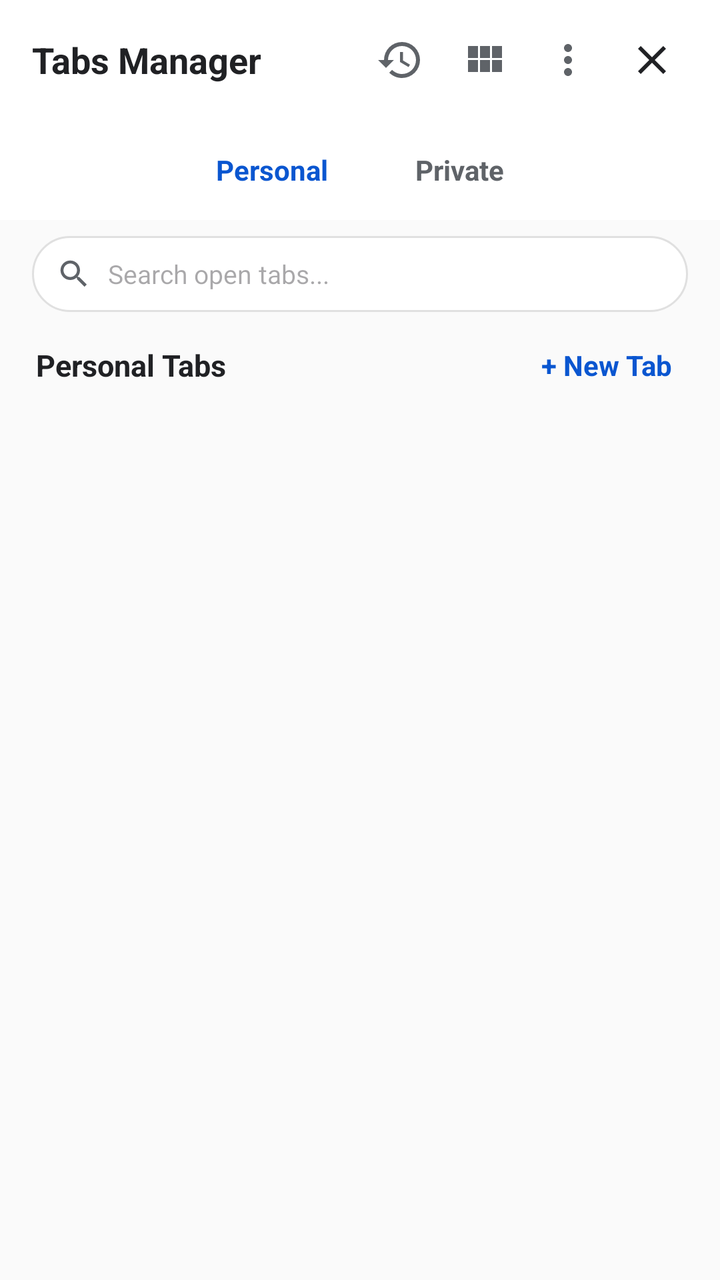
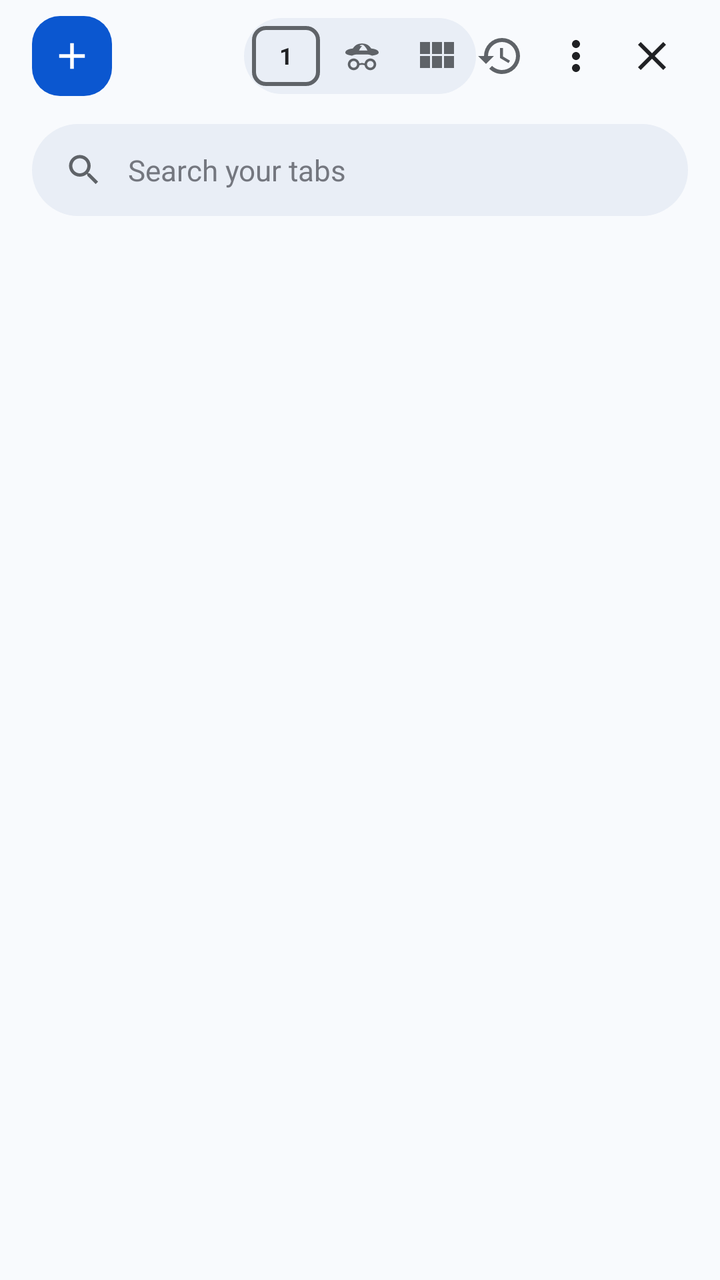

The first picture is an Android layout as it rendered before a commit; the second is the same layout after the commit. The layout source and the unified diff follow.
<!-- AndroidManifest.xml: application theme Theme.Haze -->
<!-- res/layout/layout_full_screen_tabs.xml -->
<?xml version="1.0" encoding="utf-8"?>
<LinearLayout xmlns:android="http://schemas.android.com/apk/res/android"
    xmlns:app="http://schemas.android.com/apk/res-auto"
    android:layout_width="match_parent"
    android:layout_height="match_parent"
    android:orientation="vertical"
    android:background="#FAFAFA">

    
    <RelativeLayout
        android:layout_width="match_parent"
        android:layout_height="wrap_content"
        android:paddingStart="16dp"
        android:paddingEnd="16dp"
        android:paddingTop="12dp"
        android:paddingBottom="12dp"
        android:background="#FFFFFF">

        <TextView
            android:id="@+id/tvTabsManagerHeader"
            android:layout_width="wrap_content"
            android:layout_height="wrap_content"
            android:text="Tabs Manager"
            android:textSize="18sp"
            android:textStyle="bold"
            android:textColor="#202124"
            android:layout_alignParentStart="true"
            android:layout_centerVertical="true"/>

        <LinearLayout
            android:layout_width="wrap_content"
            android:layout_height="wrap_content"
            android:orientation="horizontal"
            android:gravity="center_vertical"
            android:layout_alignParentEnd="true"
            android:layout_centerVertical="true">

            
            <ImageButton
                android:id="@+id/btnRecentlyClosedTabs"
                android:layout_width="36dp"
                android:layout_height="36dp"
                android:background="?attr/selectableItemBackgroundBorderless"
                android:src="@drawable/ic_restore"
                android:layout_marginEnd="6dp"
                app:tint="#5F6368"
                android:contentDescription="Recently Closed Tabs" />

            
            <ImageButton
                android:id="@+id/btnToggleViewMode"
                android:layout_width="36dp"
                android:layout_height="36dp"
                android:background="?attr/selectableItemBackgroundBorderless"
                android:src="@drawable/ic_grid"
                android:layout_marginEnd="6dp"
                app:tint="#5F6368"
                android:contentDescription="Toggle Grid / Cards / List View" />

            
            <ImageButton
                android:id="@+id/btnTabsMoreOptions"
                android:layout_width="36dp"
                android:layout_height="36dp"
                android:background="?attr/selectableItemBackgroundBorderless"
                android:src="@drawable/ic_more_vert"
                android:layout_marginEnd="6dp"
                app:tint="#5F6368"
                android:contentDescription="Tab Manager Options" />

            <ImageButton
                android:id="@+id/btnCloseTabs"
                android:layout_width="36dp"
                android:layout_height="36dp"
                android:background="?attr/selectableItemBackgroundBorderless"
                android:src="@drawable/ic_close"
                app:tint="#202124"
                android:contentDescription="Close" />
        </LinearLayout>
    </RelativeLayout>

    
    <LinearLayout
        android:layout_width="match_parent"
        android:layout_height="wrap_content"
        android:gravity="center"
        android:paddingTop="6dp"
        android:paddingBottom="6dp"
        android:background="#FFFFFF">

        <LinearLayout
            android:layout_width="wrap_content"
            android:layout_height="38dp"
            android:orientation="horizontal"
            android:gravity="center">

            <TextView
                android:id="@+id/btnTogglePersonal"
                android:layout_width="wrap_content"
                android:layout_height="match_parent"
                android:gravity="center"
                android:paddingStart="22dp"
                android:paddingEnd="22dp"
                android:text="Personal"
                android:textColor="#0A56D0"
                android:textSize="14sp"
                android:textStyle="bold"
                android:clickable="true"
                android:focusable="true"/>

            <TextView
                android:id="@+id/btnTogglePrivate"
                android:layout_width="wrap_content"
                android:layout_height="match_parent"
                android:gravity="center"
                android:paddingStart="22dp"
                android:paddingEnd="22dp"
                android:text="Private"
                android:textColor="#5F6368"
                android:textSize="14sp"
                android:textStyle="bold"
                android:clickable="true"
                android:focusable="true"/>
        </LinearLayout>
    </LinearLayout>

    
    <LinearLayout
        android:layout_width="match_parent"
        android:layout_height="wrap_content"
        android:paddingStart="16dp"
        android:paddingEnd="16dp"
        android:paddingTop="8dp"
        android:paddingBottom="4dp">

        <LinearLayout
            android:layout_width="match_parent"
            android:layout_height="38dp"
            android:background="@drawable/bg_address_bar"
            android:gravity="center_vertical"
            android:paddingStart="12dp"
            android:paddingEnd="12dp">

            <ImageView
                android:layout_width="18dp"
                android:layout_height="18dp"
                android:src="@drawable/ic_search"
                app:tint="#5F6368"
                android:contentDescription="Search" />

            <EditText
                android:id="@+id/etTabSearch"
                android:layout_width="0dp"
                android:layout_height="match_parent"
                android:layout_weight="1"
                android:layout_marginStart="8dp"
                android:background="@null"
                android:hint="Search open tabs..."
                android:textSize="13sp"
                android:textColor="#202124"
                android:singleLine="true"
                android:imeOptions="actionDone"/>

            <ImageButton
                android:id="@+id/btnClearTabSearch"
                android:layout_width="24dp"
                android:layout_height="24dp"
                android:background="?attr/selectableItemBackgroundBorderless"
                android:src="@drawable/ic_close"
                app:tint="#5F6368"
                android:visibility="gone"
                android:contentDescription="Clear Search" />
        </LinearLayout>
    </LinearLayout>

    
    <RelativeLayout
        android:layout_width="match_parent"
        android:layout_height="wrap_content"
        android:paddingStart="18dp"
        android:paddingEnd="18dp"
        android:paddingTop="8dp"
        android:paddingBottom="6dp">

        <TextView
            android:id="@+id/tvCurrentModeLabel"
            android:layout_width="wrap_content"
            android:layout_height="wrap_content"
            android:text="Personal Tabs"
            android:textSize="15sp"
            android:textStyle="bold"
            android:textColor="#202124"
            android:layout_centerVertical="true"/>

        <TextView
            android:id="@+id/btnNewTabAction"
            android:layout_width="wrap_content"
            android:layout_height="wrap_content"
            android:layout_alignParentEnd="true"
            android:layout_centerVertical="true"
            android:text="+ New Tab"
            android:textColor="#0A56D0"
            android:textSize="14sp"
            android:textStyle="bold"
            android:padding="6dp"
            android:background="?attr/selectableItemBackground"/>
    </RelativeLayout>

    
    <androidx.recyclerview.widget.RecyclerView
        android:id="@+id/rvActiveTabs"
        android:layout_width="match_parent"
        android:layout_height="match_parent"
        android:paddingStart="12dp"
        android:paddingEnd="12dp"
        android:paddingBottom="16dp"
        android:clipToPadding="false"/>
</LinearLayout>
<!-- resources referenced by this layout -->
<resources>
  <!-- drawable bg_address_bar (drawable) -->
  <?xml version="1.0" encoding="utf-8"?>
  <shape xmlns:android="http://schemas.android.com/apk/res/android" android:shape="rectangle">
      <solid android:color="#FFFFFF" />
      <corners android:radius="28dp" />
      <stroke android:width="1dp" android:color="#E0E0E0" />
  </shape>
  <!-- drawable ic_close (drawable) -->
  <vector xmlns:android="http://schemas.android.com/apk/res/android"
      android:width="24dp"
      android:height="24dp"
      android:viewportWidth="24"
      android:viewportHeight="24">
      <path
          android:fillColor="#5F6368"
          android:pathData="M19,6.41L17.59,5 12,10.59 6.41,5 5,6.41 10.59,12 5,17.59 6.41,19 12,13.41 17.59,19 19,17.59 13.41,12 19,6.41z"/>
  </vector>
  <!-- drawable ic_grid (drawable) -->
  <vector xmlns:android="http://schemas.android.com/apk/res/android"
      android:width="24dp"
      android:height="24dp"
      android:viewportWidth="24"
      android:viewportHeight="24">
    <path
        android:fillColor="#FF000000"
        android:pathData="M4,11H9V5H4V11M4,18H9V12H4V18M10,18H15V12H10V18M16,18H21V12H16V18M10,11H15V5H10V11M16,5V11H21V5H16Z"/>
  </vector>
  <style name="Theme.Haze" parent="Base.Theme.Haze" />
  <style name="Base.Theme.Haze" parent="Theme.Material3.DayNight.NoActionBar">
          
          
      </style>
  <!-- unchanged entries left out for length: 3 -->
</resources>

<!-- the commit's change to res/layout/layout_full_screen_tabs.xml (unified diff, before → after) -->
@@ -1,128 +1,143 @@
 <?xml version="1.0" encoding="utf-8"?>
 <LinearLayout xmlns:android="http://schemas.android.com/apk/res/android"
     xmlns:app="http://schemas.android.com/apk/res-auto"
+    android:id="@+id/tabsRootContainer"
     android:layout_width="match_parent"
     android:layout_height="match_parent"
     android:orientation="vertical"
-    android:background="#FAFAFA">
+    android:background="#F8FAFD">
 
     
     <RelativeLayout
+        android:id="@+id/topTabsNavBar"
         android:layout_width="match_parent"
-        android:layout_height="wrap_content"
+        android:layout_height="56dp"
         android:paddingStart="16dp"
         android:paddingEnd="16dp"
-        android:paddingTop="12dp"
-        android:paddingBottom="12dp"
-        android:background="#FFFFFF">
-
-        <TextView
-            android:id="@+id/tvTabsManagerHeader"
+        android:gravity="center_vertical">
+
+        
+        <FrameLayout
+            android:id="@+id/btnNewTabSquircle"
+            android:layout_width="40dp"
+            android:layout_height="40dp"
+            android:layout_alignParentStart="true"
+            android:layout_centerVertical="true"
+            android:background="@drawable/bg_new_tab_squircle"
+            android:clickable="true"
+            android:focusable="true">
+
+            <ImageView
+                android:layout_width="22dp"
+                android:layout_height="22dp"
+                android:layout_gravity="center"
+                android:src="@drawable/ic_add"
+                app:tint="#FFFFFF"
+                android:contentDescription="New Tab" />
+        </FrameLayout>
+
+        
+        <LinearLayout
+            android:id="@+id/chromeSegmentedPill"
             android:layout_width="wrap_content"
-            android:layout_height="wrap_content"
-            android:text="Tabs Manager"
-            android:textSize="18sp"
-            android:textStyle="bold"
-            android:textColor="#202124"
-            android:layout_alignParentStart="true"
-            android:layout_centerVertical="true"/>
-
+            android:layout_height="38dp"
+            android:layout_centerInParent="true"
+            android:background="@drawable/bg_chrome_tab_pill"
+            android:gravity="center_vertical"
+            android:orientation="horizontal"
+            android:paddingStart="4dp"
+            android:paddingEnd="4dp">
+
+            
+            <FrameLayout
+                android:id="@+id/btnTogglePersonal"
+                android:layout_width="34dp"
+                android:layout_height="30dp"
+                android:background="@drawable/bg_tab_box"
+                android:clickable="true"
+                android:focusable="true">
+
+                <TextView
+                    android:id="@+id/tvTabCountPill"
+                    android:layout_width="wrap_content"
+                    android:layout_height="wrap_content"
+                    android:layout_gravity="center"
+                    android:text="1"
+                    android:textColor="#202124"
+                    android:textSize="11.5sp"
+                    android:textStyle="bold" />
+            </FrameLayout>
+
+            
+            <FrameLayout
+                android:id="@+id/btnTogglePrivate"
+                android:layout_width="34dp"
+                android:layout_height="30dp"
+                android:layout_marginStart="4dp"
+                android:clickable="true"
+                android:focusable="true">
+
+                <ImageView
+                    android:id="@+id/ivPrivatePillIcon"
+                    android:layout_width="20dp"
+                    android:layout_height="20dp"
+                    android:layout_gravity="center"
+                    android:src="@drawable/ic_incognito_chrome"
+                    app:tint="#5F6368"
+                    android:contentDescription="Private Tabs" />
+            </FrameLayout>
+
+            
+            <ImageButton
+                android:id="@+id/btnToggleViewMode"
+                android:layout_width="32dp"
+                android:layout_height="30dp"
+                android:layout_marginStart="4dp"
+                android:background="?attr/selectableItemBackgroundBorderless"
+                android:contentDescription="Toggle View Mode"
+                android:src="@drawable/ic_grid"
+                app:tint="#5F6368" />
+        </LinearLayout>
+
+        
         <LinearLayout
             android:layout_width="wrap_content"
             android:layout_height="wrap_content"
-            android:orientation="horizontal"
+            android:layout_alignParentEnd="true"
+            android:layout_centerVertical="true"
             android:gravity="center_vertical"
-            android:layout_alignParentEnd="true"
-            android:layout_centerVertical="true">
-
-            
+            android:orientation="horizontal">
+
             <ImageButton
                 android:id="@+id/btnRecentlyClosedTabs"
                 android:layout_width="36dp"
                 android:layout_height="36dp"
                 android:background="?attr/selectableItemBackgroundBorderless"
+                android:contentDescription="Recently Closed"
                 android:src="@drawable/ic_restore"
-                android:layout_marginEnd="6dp"
-                app:tint="#5F6368"
-                android:contentDescription="Recently Closed Tabs" />
-
-            
-            <ImageButton
-                android:id="@+id/btnToggleViewMode"
-                android:layout_width="36dp"
-                android:layout_height="36dp"
-                android:background="?attr/selectableItemBackgroundBorderless"
-                android:src="@drawable/ic_grid"
-                android:layout_marginEnd="6dp"
-                app:tint="#5F6368"
-                android:contentDescription="Toggle Grid / Cards / List View" />
-
-            
+                android:layout_marginEnd="2dp"
+                app:tint="#5F6368" />
+
             <ImageButton
                 android:id="@+id/btnTabsMoreOptions"
                 android:layout_width="36dp"
                 android:layout_height="36dp"
                 android:background="?attr/selectableItemBackgroundBorderless"
+                android:contentDescription="Tab Options"
                 android:src="@drawable/ic_more_vert"
-                android:layout_marginEnd="6dp"
-                app:tint="#5F6368"
-                android:contentDescription="Tab Manager Options" />
+                android:layout_marginEnd="2dp"
+                app:tint="#202124" />
 
             <ImageButton
                 android:id="@+id/btnCloseTabs"
                 android:layout_width="36dp"
                 android:layout_height="36dp"
                 android:background="?attr/selectableItemBackgroundBorderless"
+                android:contentDescription="Close"
                 android:src="@drawable/ic_close"
-                app:tint="#202124"
-                android:contentDescription="Close" />
+                app:tint="#202124" />
         </LinearLayout>
     </RelativeLayout>
-
-    
-    <LinearLayout
-        android:layout_width="match_parent"
-        android:layout_height="wrap_content"
-        android:gravity="center"
-        android:paddingTop="6dp"
-        android:paddingBottom="6dp"
-        android:background="#FFFFFF">
-
-        <LinearLayout
-            android:layout_width="wrap_content"
-            android:layout_height="38dp"
-            android:orientation="horizontal"
-            android:gravity="center">
-
-            <TextView
-                android:id="@+id/btnTogglePersonal"
-                android:layout_width="wrap_content"
-                android:layout_height="match_parent"
-                android:gravity="center"
-                android:paddingStart="22dp"
-                android:paddingEnd="22dp"
-                android:text="Personal"
-                android:textColor="#0A56D0"
-                android:textSize="14sp"
-                android:textStyle="bold"
-                android:clickable="true"
-                android:focusable="true"/>
-
-            <TextView
-                android:id="@+id/btnTogglePrivate"
-                android:layout_width="wrap_content"
-                android:layout_height="match_parent"
-                android:gravity="center"
-                android:paddingStart="22dp"
-                android:paddingEnd="22dp"
-                android:text="Private"
-                android:textColor="#5F6368"
-                android:textSize="14sp"
-                android:textStyle="bold"
-                android:clickable="true"
-                android:focusable="true"/>
-        </LinearLayout>
-    </LinearLayout>
 
     
     <LinearLayout
@@ -130,20 +145,21 @@
         android:layout_height="wrap_content"
         android:paddingStart="16dp"
         android:paddingEnd="16dp"
-        android:paddingTop="8dp"
-        android:paddingBottom="4dp">
+        android:paddingTop="6dp"
+        android:paddingBottom="8dp">
 
         <LinearLayout
+            android:id="@+id/searchPillContainer"
             android:layout_width="match_parent"
-            android:layout_height="38dp"
-            android:background="@drawable/bg_address_bar"
+            android:layout_height="46dp"
+            android:background="@drawable/bg_chrome_search_pill"
             android:gravity="center_vertical"
-            android:paddingStart="12dp"
-            android:paddingEnd="12dp">
+            android:paddingStart="16dp"
+            android:paddingEnd="14dp">
 
             <ImageView
-                android:layout_width="18dp"
-                android:layout_height="18dp"
+                android:layout_width="20dp"
+                android:layout_height="20dp"
                 android:src="@drawable/ic_search"
                 app:tint="#5F6368"
                 android:contentDescription="Search" />
@@ -153,10 +169,11 @@
                 android:layout_width="0dp"
                 android:layout_height="match_parent"
                 android:layout_weight="1"
-                android:layout_marginStart="8dp"
+                android:layout_marginStart="12dp"
                 android:background="@null"
-                android:hint="Search open tabs..."
-                android:textSize="13sp"
+                android:hint="Search your tabs"
+                android:textColorHint="#74777F"
+                android:textSize="14.5sp"
                 android:textColor="#202124"
                 android:singleLine="true"
                 android:imeOptions="actionDone"/>
@@ -174,45 +191,31 @@
     </LinearLayout>
 
     
-    <RelativeLayout
-        android:layout_width="match_parent"
-        android:layout_height="wrap_content"
-        android:paddingStart="18dp"
-        android:paddingEnd="18dp"
-        android:paddingTop="8dp"
-        android:paddingBottom="6dp">
-
-        <TextView
-            android:id="@+id/tvCurrentModeLabel"
-            android:layout_width="wrap_content"
-            android:layout_height="wrap_content"
-            android:text="Personal Tabs"
-            android:textSize="15sp"
-            android:textStyle="bold"
-            android:textColor="#202124"
-            android:layout_centerVertical="true"/>
-
-        <TextView
-            android:id="@+id/btnNewTabAction"
-            android:layout_width="wrap_content"
-            android:layout_height="wrap_content"
-            android:layout_alignParentEnd="true"
-            android:layout_centerVertical="true"
-            android:text="+ New Tab"
-            android:textColor="#0A56D0"
-            android:textSize="14sp"
-            android:textStyle="bold"
-            android:padding="6dp"
-            android:background="?attr/selectableItemBackground"/>
-    </RelativeLayout>
+    <TextView
+        android:id="@+id/tvTabsManagerHeader"
+        android:layout_width="0dp"
+        android:layout_height="0dp"
+        android:visibility="gone" />
+
+    <TextView
+        android:id="@+id/tvCurrentModeLabel"
+        android:layout_width="0dp"
+        android:layout_height="0dp"
+        android:visibility="gone" />
+
+    <TextView
+        android:id="@+id/btnNewTabAction"
+        android:layout_width="0dp"
+        android:layout_height="0dp"
+        android:visibility="gone" />
 
     
     <androidx.recyclerview.widget.RecyclerView
         android:id="@+id/rvActiveTabs"
         android:layout_width="match_parent"
         android:layout_height="match_parent"
-        android:paddingStart="12dp"
-        android:paddingEnd="12dp"
+        android:paddingStart="8dp"
+        android:paddingEnd="8dp"
         android:paddingBottom="16dp"
         android:clipToPadding="false"/>
 </LinearLayout>
<!-- resource entries referenced after the edit -->
@@ -1,12 +1,43 @@
 <!-- resources referenced by this layout -->
 <resources>
-  <!-- drawable bg_address_bar (drawable) -->
+  <!-- drawable bg_chrome_search_pill (drawable) -->
+  <?xml version="1.0" encoding="utf-8"?>
+  <shape xmlns:android="http://schemas.android.com/apk/res/android"
+      android:shape="rectangle">
+      <corners android:radius="24dp" />
+      <solid android:color="#E9EEF6" />
+  </shape>
+  <!-- drawable bg_chrome_tab_pill (drawable) -->
+  <?xml version="1.0" encoding="utf-8"?>
+  <shape xmlns:android="http://schemas.android.com/apk/res/android"
+      android:shape="rectangle">
+      <corners android:radius="20dp" />
+      <solid android:color="#E9EEF6" />
+  </shape>
+  <!-- drawable bg_new_tab_squircle (drawable) -->
+  <?xml version="1.0" encoding="utf-8"?>
+  <shape xmlns:android="http://schemas.android.com/apk/res/android"
+      android:shape="rectangle">
+      <corners android:radius="14dp" />
+      <solid android:color="#0B57D0" />
+  </shape>
+  <!-- drawable bg_tab_box (drawable) -->
   <?xml version="1.0" encoding="utf-8"?>
   <shape xmlns:android="http://schemas.android.com/apk/res/android" android:shape="rectangle">
-      <solid android:color="#FFFFFF" />
-      <corners android:radius="28dp" />
-      <stroke android:width="1dp" android:color="#E0E0E0" />
+      <solid android:color="@android:color/transparent" />
+      <corners android:radius="6dp" />
+      <stroke android:width="2dp" android:color="#5F6368" />
   </shape>
+  <!-- drawable ic_add (drawable) -->
+  <vector xmlns:android="http://schemas.android.com/apk/res/android"
+      android:width="24dp"
+      android:height="24dp"
+      android:viewportWidth="24"
+      android:viewportHeight="24">
+      <path
+          android:fillColor="#0A56D0"
+          android:pathData="M19,13h-6v6h-2v-6H5v-2h6V5h2v6h6v2z"/>
+  </vector>
   <!-- drawable ic_close (drawable) -->
   <vector xmlns:android="http://schemas.android.com/apk/res/android"
       android:width="24dp"
@@ -27,6 +58,22 @@
         android:fillColor="#FF000000"
         android:pathData="M4,11H9V5H4V11M4,18H9V12H4V18M10,18H15V12H10V18M16,18H21V12H16V18M10,11H15V5H10V11M16,5V11H21V5H16Z"/>
   </vector>
+  <!-- drawable ic_incognito_chrome (drawable) -->
+  <?xml version="1.0" encoding="utf-8"?>
+  <vector xmlns:android="http://schemas.android.com/apk/res/android"
+      android:width="24dp"
+      android:height="24dp"
+      android:viewportWidth="24"
+      android:viewportHeight="24">
+      
+      <path
+          android:fillColor="#5F6368"
+          android:pathData="M12,4.5c-3.1,0 -4.5,1.5 -5.5,3c-1.8,0.2 -4.5,0.7 -4.5,2.5c0,1 2,1.5 4,1.8l0.5,-0.2c0.7,-0.3 1.5,-0.5 2.5,-0.5l6,0c1,0 1.8,0.2 2.5,0.5l0.5,0.2c2,-0.3 4,-0.8 4,-1.8c0,-1.8 -2.7,-2.3 -4.5,-2.5c-1,-1.5 -2.4,-3 -5.5,-3zM10.5,6c0.5,-0.6 1,-0.7 1.5,-0.7c0.5,0 1,0.1 1.5,0.7c0.8,0.9 1.4,1.8 1.8,2.7l-5.1,0c0.4,-0.9 1,-1.8 1.8,-2.7z"/>
+      
+      <path
+          android:fillColor="#5F6368"
+          android:pathData="M7,13.5c-1.93,0 -3.5,1.57 -3.5,3.5c0,1.93 1.57,3.5 3.5,3.5c1.74,0 3.18,-1.28 3.45,-2.95c0.52,-0.18 1.05,-0.27 1.55,-0.27c0.5,0 1.03,0.09 1.55,0.27c0.27,1.67 1.71,2.95 3.45,2.95c1.93,0 3.5,-1.57 3.5,-3.5c0,-1.93 -1.57,-3.5 -3.5,-3.5c-1.74,0 -3.18,1.28 -3.45,2.95c-0.51,-0.16 -1.03,-0.25 -1.55,-0.25c-0.52,0 -1.04,0.09 -1.55,0.25c-0.27,-1.67 -1.71,-2.95 -3.45,-2.95zM7,19c-1.1,0 -2,-0.9 -2,-2c0,-1.1 0.9,-2 2,-2c1.1,0 2,0.9 2,2c0,1.1 -0.9,2 -2,2zM17,19c-1.1,0 -2,-0.9 -2,-2c0,-1.1 0.9,-2 2,-2c1.1,0 2,0.9 2,2c0,1.1 -0.9,2 -2,2z"/>
+  </vector>
   <style name="Theme.Haze" parent="Base.Theme.Haze" />
   <style name="Base.Theme.Haze" parent="Theme.Material3.DayNight.NoActionBar">
           
